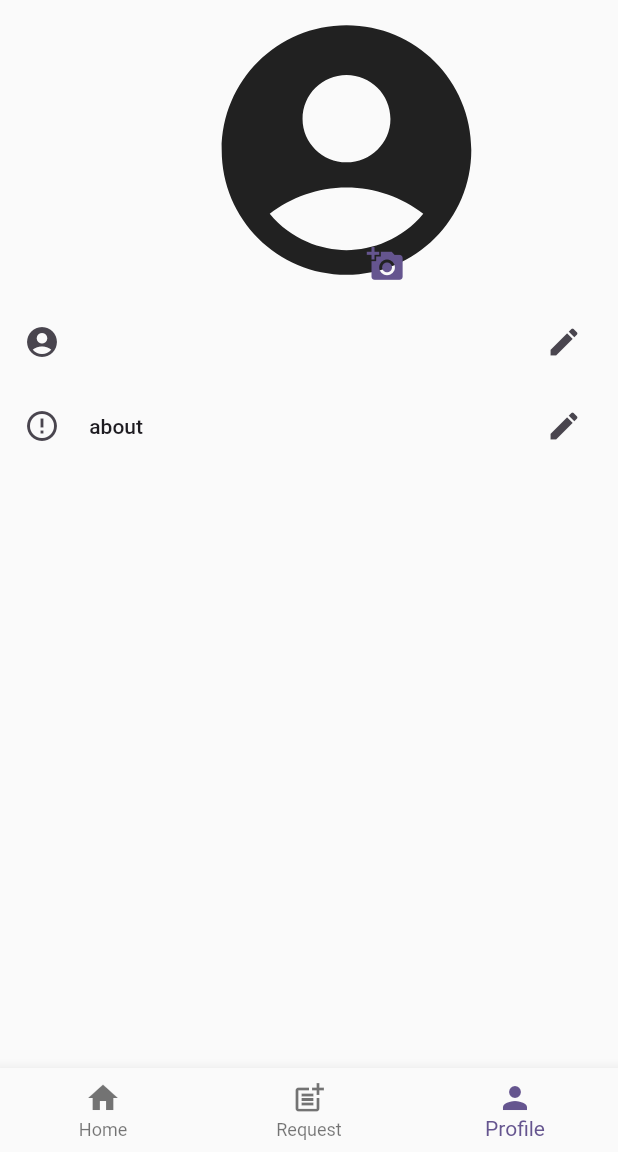
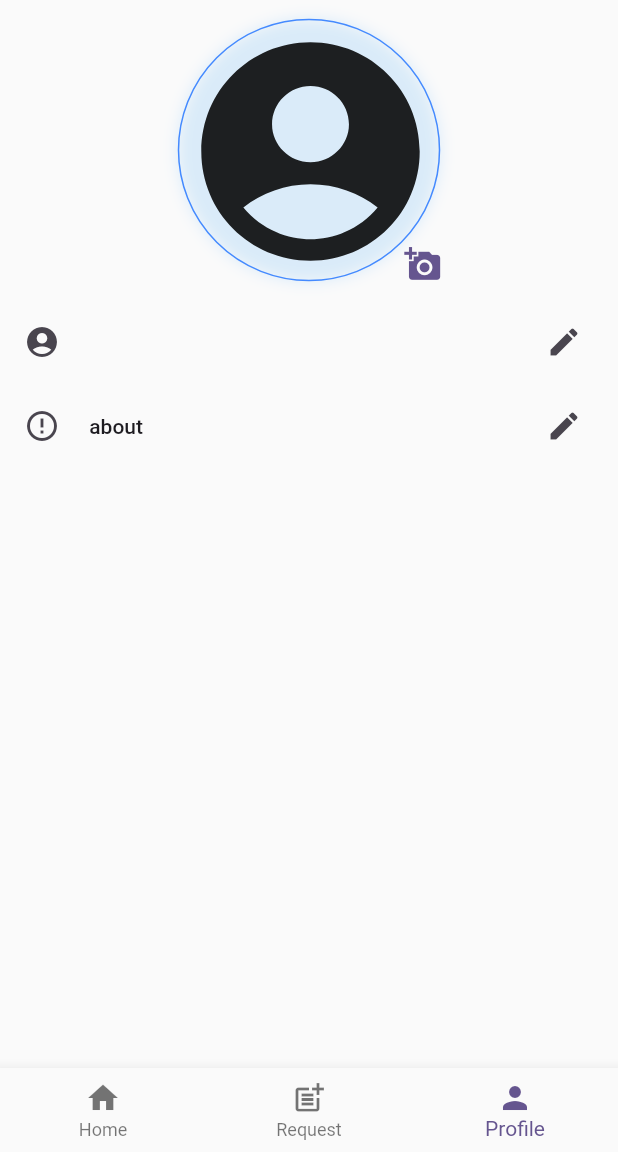
Before and after one commit to sumitdarshanala/NitC_delivery, a Flutter app: the screen it shows once a user with an empty profile is signed in, item 3 of the bottom bar chosen, on a phone screen of 412 x 824 dp, the part 84-1236 px from its top. Run offline on Flutter 3.47's test engine with Material 2 defaults, Android fonts, the phone set to English and light mode, and no system bars; our stand-ins replace cloud_firestore, firebase_auth, firebase_core, firebase_storage, google_fonts, google_sign_in and 3 more; missing offline and left inert: image_fade; accounts and stored records are empty.

Commit message:
profile design changed

```diff
--- a/lib/screen/Profile.dart
+++ b/lib/screen/Profile.dart
@@ -109,7 +109,7 @@ class _ProfileState extends State<Profile> {
                                 Icons.add_a_photo,
                                 size: 50,
                               ), // icon
-                              Text("Gallery"), // text
+                              Text("Camera"), // text
                             ],
                           ),
                         ),
@@ -214,10 +214,9 @@ class _ProfileState extends State<Profile> {
           children: [
             Container(
                 height: 200,
-              width: 150,
+                width: 200,
                 decoration: BoxDecoration(shape: BoxShape.circle),
-              child: (imageUrl.length != 0)
-                  ? GestureDetector(
+                child: GestureDetector(
                     onTap: () => Navigator.of(context).push(
                           MaterialPageRoute(
                               builder: (ctx) => ViewImage(
@@ -230,20 +229,20 @@ class _ProfileState extends State<Profile> {
                         transitionOnUserGestures: true,
                         tag: 'profile',
                         child: Container(
-                            height: 150,
-                            width: 150,
+                          height: 175,
+                          width: 175,
                           decoration: BoxDecoration(
                               boxShadow: [
                                 BoxShadow(
-                                    color: Colors.grey.withOpacity(0.15),
+                                  color: Colors.blue.withOpacity(0.15),
                                   blurRadius: 8,
-                                    spreadRadius: 6,
                                   offset: const Offset(0, 0),
                                 ),
-                                ],
+                              ],shape: BoxShape.circle,
                               border: Border.all(color: Colors.blueAccent),
-                                shape: BoxShape.circle),
-                            child: ClipRRect(
+                          ),
+                          child: (imageUrl.length != 0)
+                              ? ClipRRect(
                                   borderRadius: BorderRadius.circular(100),
                                   child: FadeInImage.memoryNetwork(
                                     placeholder: kTransparentImage,
@@ -251,16 +250,14 @@ class _ProfileState extends State<Profile> {
                                     alignment: Alignment.center,
                                     fit: BoxFit.cover,
                                   ),
+                                )
+                              : Icon(
+                                  Icons.account_circle,
+                                  size: 175,
                                 ),
                         ),
                       ),
-                      ),
-                    )
-                  : Icon(
-                      Icons.account_circle,
-                      size: 200,
-                    ),
-            ),
+                    ))),
             IconButton(
               onPressed: getImage,
               icon: Icon(
--- a/lib/services/image_picker.dart
+++ b/lib/services/image_picker.dart
@@ -83,7 +83,7 @@ class _ImagePickState extends State<ImagePick> {
                                     .colorScheme
                                     .primary,
                               ), // icon
-                              Text("Gallery"), // text
+                              Text("Camera"), // text
                             ],
                           ),
                         ),
```
Lines whose indentation alone changed are shown as unchanged.
